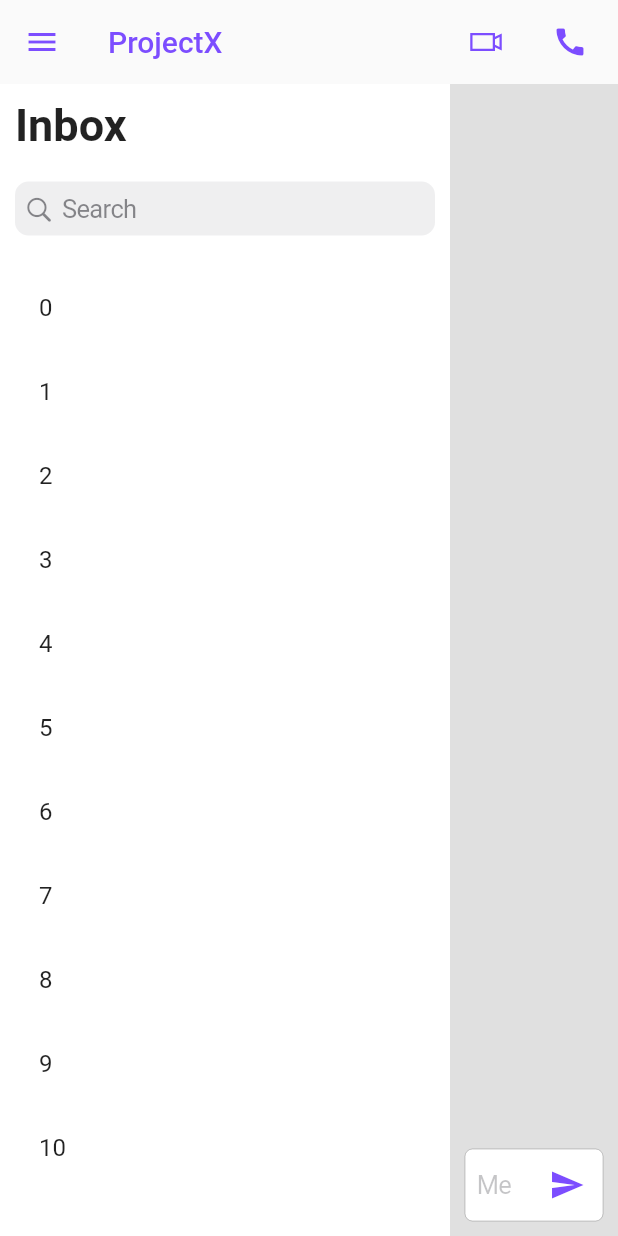
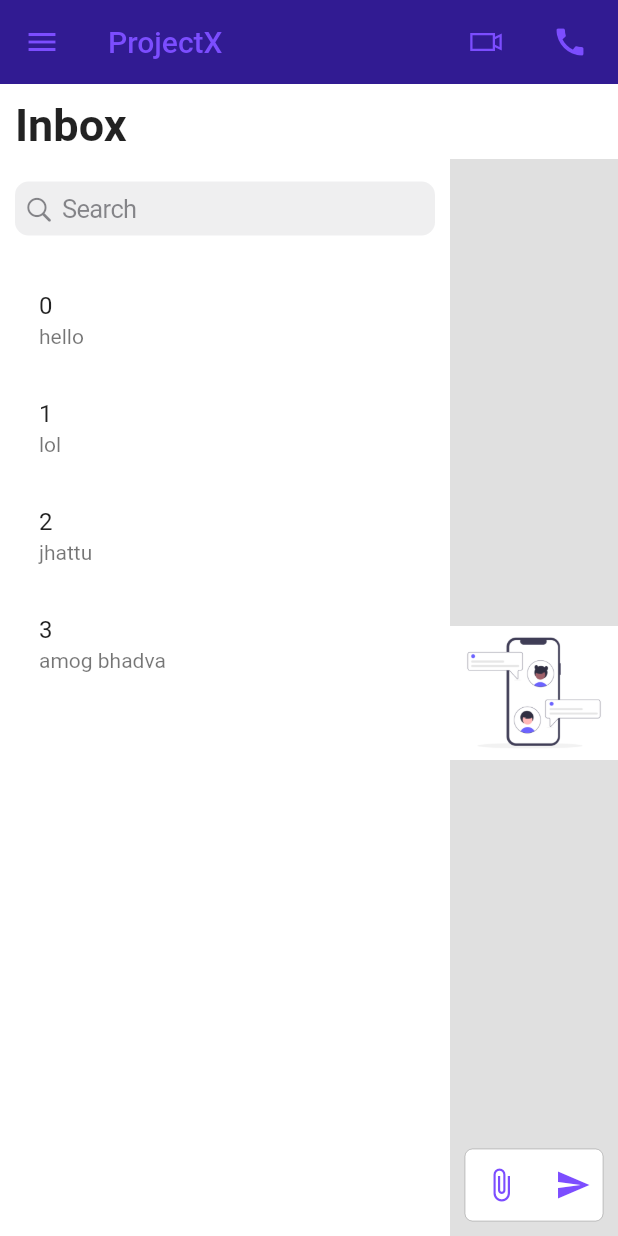
Before and after one commit to platinumpizza29/projectX, a Flutter app: the HomePage screen opened directly, on a phone screen of 412 x 824 dp. Run offline on Flutter 3.47's test engine with Material 2 defaults, Android fonts, the phone set to English and light mode, and no system bars; our stand-ins replace dio, file_picker, fixnum, line_icons; missing offline and left inert: grpc, protobuf.

Commit message:
selected user messages displayed

```diff
--- a/lib/Components/DrawerComp.dart
+++ b/lib/Components/DrawerComp.dart
@@ -63,7 +63,10 @@
               child: Align(
                   alignment: Alignment.bottomCenter,
                   child: CupertinoButton.filled(
-                      child: Text("Logout"), onPressed: () {})),
+                      child: Text("Logout"),
+                      onPressed: () {
+                        Navigator.pop(context);
+                      })),
             ),
           )
         ],
--- a/lib/Pages/HomePage.dart
+++ b/lib/Pages/HomePage.dart
@@ -1,5 +1,7 @@
-// ignore_for_file: prefer_const_constructors, prefer_const_literals_to_create_immutables
+// ignore_for_file: prefer_const_constructors, prefer_const_literals_to_create_immutables, prefer_typing_uninitialized_variables
 
+import 'dart:io';
+import 'package:file_picker/file_picker.dart';
 import 'package:flutter/cupertino.dart';
 import 'package:flutter/material.dart';
 import 'package:line_icons/line_icons.dart';
@@ -14,21 +16,72 @@
 
 class _HomePageState extends State<HomePage> {
   var string1 = "";
-  var selectedUser = "";
+  var selectedUser;
   var message = [];
+  var _fileName;
+  PlatformFile? pickedFile;
+  bool isLoading = false;
+  File? fileToDisplay;
+
+  FilePickerResult? result;
+
+  Map? userMessages = {
+    0: ["hello", "hi", "how are you?"],
+    1: ["lol", "lmao"],
+    2: ["jhattu", "hi", "how are you?"],
+    3: ["amog bhadva", "hi", "how are you?"],
+  };
 
   TextEditingController messageController = TextEditingController();
 
   handleClick() {
-    return ListView(
-      children: message
-          .map((e) => ListTile(
-                iconColor: Colors.deepPurpleAccent,
-                leading: Icon(Icons.person),
+    if (selectedUser == null) {
+      return Container(
+        height: MediaQuery.of(context).size.height,
+        width: MediaQuery.of(context).size.width,
+        child: Image(image: AssetImage("images/chat.png")),
+      );
+    } else {
+      return Column(
+        children: userMessages![selectedUser]!
+            .map<Widget>((e) => Padding(
+                  padding: const EdgeInsets.all(10.0),
+                  child: SizedBox(
+                    height: 50,
+                    width: MediaQuery.of(context).size.width / 4,
+                    child: Card(
+                      child: ListTile(
                         title: Text(e),
+                        leading: Icon(
+                          CupertinoIcons.person_alt_circle,
+                          color: Colors.deepPurpleAccent,
+                        ),
+                      ),
+                    ),
+                  ),
                 ))
             .toList(),
       );
+    }
+  }
+
+  pickFile() async {
+    try {
+      setState(() {
+        isLoading = true;
+      });
+      result = await FilePicker.platform.pickFiles(
+        type: FileType.any,
+        allowMultiple: false,
+      );
+      if (result != null) {
+        _fileName = result!.files.first.name;
+        pickedFile = result!.files.first;
+        fileToDisplay = File(pickedFile!.path.toString());
+      }
+    } catch (e) {
+      print(e);
+    }
   }
 
   @override
@@ -80,21 +133,27 @@
                   Container(
                     height: MediaQuery.of(context).size.height - 207,
                     width: MediaQuery.of(context).size.width,
-                    child: Expanded(
+                    child: Flex(direction: Axis.vertical, children: [
+                      Expanded(
                         child: ListView.builder(
-                        itemCount: 15,
+                          itemCount:
+                              userMessages == null ? 15 : userMessages!.length,
                           itemBuilder: (context, index) {
                             return ListTile(
                               title: Text("$index"),
+                              subtitle: Text(userMessages == null
+                                  ? ""
+                                  : userMessages![index][0].toString()),
                               onTap: () {
                                 setState(() {
-                                selectedUser = index.toString();
+                                  selectedUser = index;
                                 });
                               },
                             );
                           },
                         ),
                       ),
+                    ]),
                   ),
                   SizedBox(
                     height: 20,
@@ -109,23 +168,53 @@
             color: Colors.grey.shade300,
             child: Stack(
               children: [
+                Container(
+                  height: 50,
+                  width: MediaQuery.of(context).size.width,
+                  color: Colors.white,
+                  child: Padding(
+                    padding: const EdgeInsets.all(10.0),
+                    child: Text(
+                      selectedUser == null ? "" : selectedUser.toString(),
+                      style: TextStyle(fontSize: 20),
+                    ),
+                  ),
+                ),
+                Align(
+                  alignment: Alignment.bottomCenter,
+                  child: Container(
+                    height: MediaQuery.of(context).size.height - 100,
+                    width: MediaQuery.of(context).size.width,
+                    child: Stack(
+                      children: [
                         handleClick(),
                         Padding(
                           padding: const EdgeInsets.all(10.0),
                           child: Align(
                             alignment: Alignment.bottomCenter,
                             child: CupertinoTextField(
-                      placeholder: "Message #General",
+                              placeholder: "Type the Message",
                               controller: messageController,
+                              keyboardType: TextInputType.text,
                               suffix: IconButton(
                                   onPressed: () {
                                     setState(() {
                                       var message1 = messageController.text;
-                              message.add(message1);
+                                      userMessages![selectedUser]!
+                                          .add(message1);
                                     });
+                                    messageController.clear();
                                   },
                                   icon: Icon(
                                     Icons.send,
+                                    color: Colors.deepPurpleAccent,
+                                  )),
+                              prefix: IconButton(
+                                  onPressed: () {
+                                    pickFile();
+                                  },
+                                  icon: Icon(
+                                    Icons.attach_file,
                                     color: Colors.deepPurpleAccent,
                                   )),
                               padding: EdgeInsets.all(8.0),
@@ -134,7 +223,11 @@
                         )
                       ],
                     ),
-          )
+                  ),
+                ),
+              ],
+            ),
+          ),
         ],
       ),
     );
--- a/lib/Pages/LoginPage.dart
+++ b/lib/Pages/LoginPage.dart
@@ -110,7 +110,11 @@
                               onPressed: () {
                                 var email = _emailController.text;
                                 var password = _passwordController.text;
-                                handleUserLogin(email, password);
+                                Navigator.push(
+                                    context,
+                                    CupertinoPageRoute(
+                                        builder: (context) => HomePage()));
+                                //handleUserLogin(email, password);
                               },
                               child: Text("Sign In"),
                               style: ElevatedButton.styleFrom(
--- a/lib/main.dart
+++ b/lib/main.dart
@@ -1,24 +1,39 @@
+// ignore_for_file: prefer_const_constructors
+
 import 'package:flutter/material.dart';
 import 'package:projectx/Pages/HomePage.dart';
 import 'package:projectx/Pages/LoginPage.dart';
+import 'package:projectx/Services/themes.dart';
 
 void main() {
   runApp(const MyApp());
 }
 
-class MyApp extends StatelessWidget {
+class MyApp extends StatefulWidget {
   const MyApp({super.key});
 
-  // This widget is the root of your application.
+  @override
+  State<MyApp> createState() => _MyAppState();
+}
+
+class _MyAppState extends State<MyApp> {
+  @override
+  void initState() {
+    // TODO: implement initState
+    super.initState();
+    currentTheme.addListener(() {
+      setState(() {});
+    });
+  }
+
   @override
   Widget build(BuildContext context) {
     return MaterialApp(
-      title: 'Flutter Demo',
       debugShowCheckedModeBanner: false,
-      theme: ThemeData(
-        primarySwatch: Colors.blue,
-      ),
-      home: const LoginPage(),
+      home: LoginPage(),
+      theme: CustomTheme.lightTheme,
+      darkTheme: CustomTheme.darkTheme,
+      themeMode: currentTheme.currentTheme,
     );
   }
 }
--- a/pubspec.yaml
+++ b/pubspec.yaml
@@ -37,6 +37,9 @@
   cupertino_icons: ^1.0.2
   line_icons: ^2.0.1
   dio: ^4.0.6
+  protoc_plugin: ^20.0.1
+  file_picker: ^5.2.3
+  grpc: ^3.1.0
 
 dev_dependencies:
   flutter_test:
```
Also changed, not shown: lib/Components/accessibility.dart (+14 -9 lines), lib/Pages/SettingsPage.dart (+9 -3 lines), lib/Services/themes.dart (added, +32 -0 lines), images/chat.png (added), lib/src/generated/user.pb.dart (added), lib/src/generated/user.pbenum.dart (added), lib/src/generated/user.pbgrpc.dart (added), lib/src/generated/user.pbjson.dart (added), pubspec.lock, 10 other files. Lines whose indentation alone changed are shown as unchanged.
